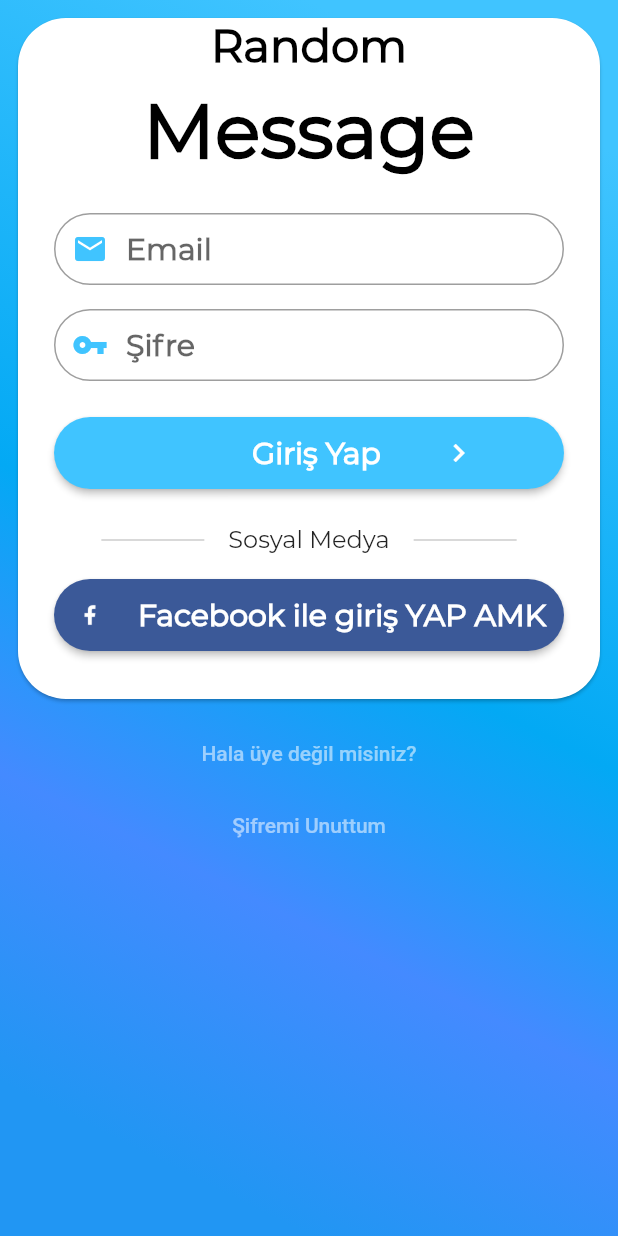
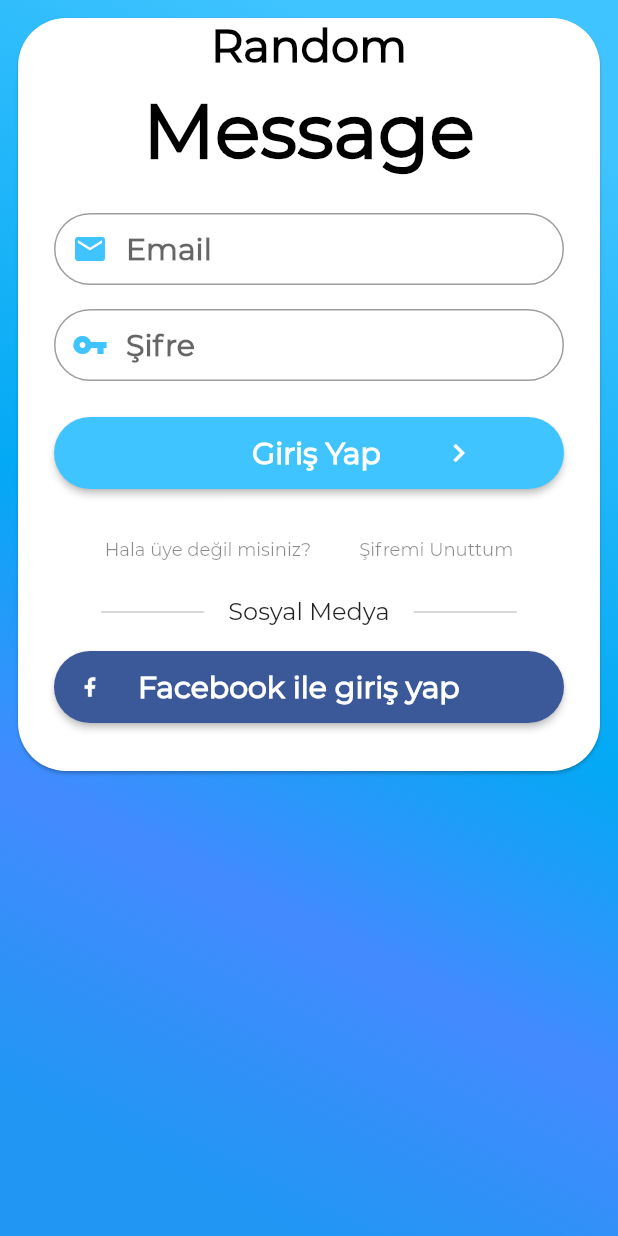
Before and after one commit to cgrbyk/RandomMessage, a Flutter app: the screen it shows after launch, on a phone screen of 412 x 824 dp. Run offline on Flutter 3.47's test engine with Material 2 defaults, Android fonts, the phone set to English and light mode, and no system bars; our stand-ins replace flutter_spinkit, sqflite; missing offline and left inert: mysql1; accounts and stored records are empty; project files that could hold a hidden picture were left out.

Commit message:
Sifremi unuttum(Düzenlendi)

```diff
--- a/lib/main.dart
+++ b/lib/main.dart
@@ -144,7 +144,7 @@ class _MyAppState extends State<MyApp> {
             ),
             SizedBox(width: 20),
             Text(
-              'Facebook ile giriş YAP AMK',
+              'Facebook ile giriş yap',
               style: TextStyle(
                   fontFamily: 'Montserrat',
                   fontWeight: FontWeight.bold,
@@ -187,14 +187,16 @@ class _MyAppState extends State<MyApp> {
     final forgotLabel = FlatButton(
       child: Text(
         'Şifremi Unuttum',
-        style: TextStyle(color: Colors.white54),
+        style: TextStyle(
+            color: Colors.black45, fontFamily: 'Montserrat', fontSize: 12),
       ),
       onPressed: () {},
     );
     final createAccount = FlatButton(
       child: Text(
         'Hala üye değil misiniz?',
-        style: TextStyle(color: Colors.white54),
+        style: TextStyle(
+            color: Colors.black45, fontFamily: 'Montserrat', fontSize: 12),
       ),
       onPressed: () {
         Navigator.push(
@@ -284,6 +286,10 @@ class _MyAppState extends State<MyApp> {
                         password,
                         SizedBox(height: 8.0),
                         loginButton,
+                        Row(
+                          mainAxisAlignment: MainAxisAlignment.center,
+                          children: <Widget>[createAccount, forgotLabel],
+                        ),
                         SizedBox(height: 8.0),
                         socialLogin,
                         SizedBox(height: 8.0),
@@ -294,9 +300,6 @@ class _MyAppState extends State<MyApp> {
                 ),
               ),
             ),
-            createAccount,
-            forgotLabel,
-            spinner,
           ],
         ),
       ),
```
